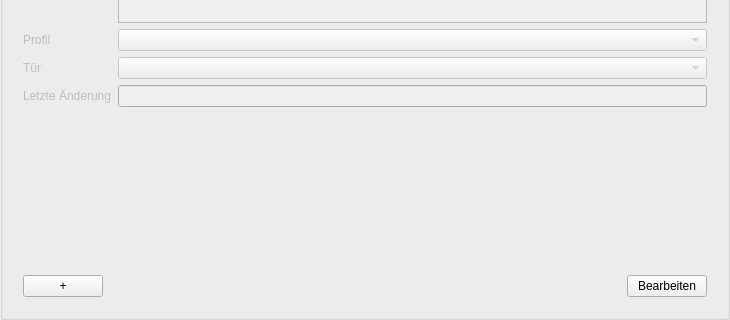
jmuelbert/jmbde-QT, file src/libs/widgets/src/views/chipcardprofiledoorinputarea.ui: the form before one commit; both pictures show x 0 to 730 and y 280 to 600 of the 730 by 600 pixel window.
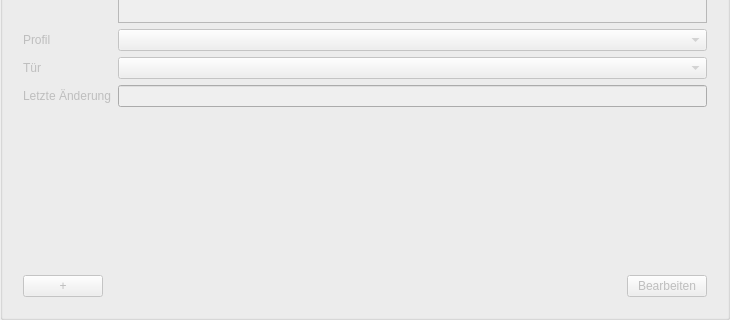
The form after the commit.

```diff
--- a/src/libs/widgets/src/views/chipcardprofiledoorinputarea.ui
+++ b/src/libs/widgets/src/views/chipcardprofiledoorinputarea.ui
@@ -161,6 +161,9 @@
        <layout class="QHBoxLayout" name="horizontalLayout">
         <item>
          <widget class="QPushButton" name="addPushButton">
+          <property name="enabled">
+           <bool>false</bool>
+          </property>
           <property name="text">
            <string>+</string>
           </property>
@@ -181,6 +184,9 @@
         </item>
         <item>
          <widget class="QPushButton" name="editFinishPushButton">
+          <property name="enabled">
+           <bool>false</bool>
+          </property>
           <property name="text">
            <string>Bearbeiten</string>
           </property>
```
